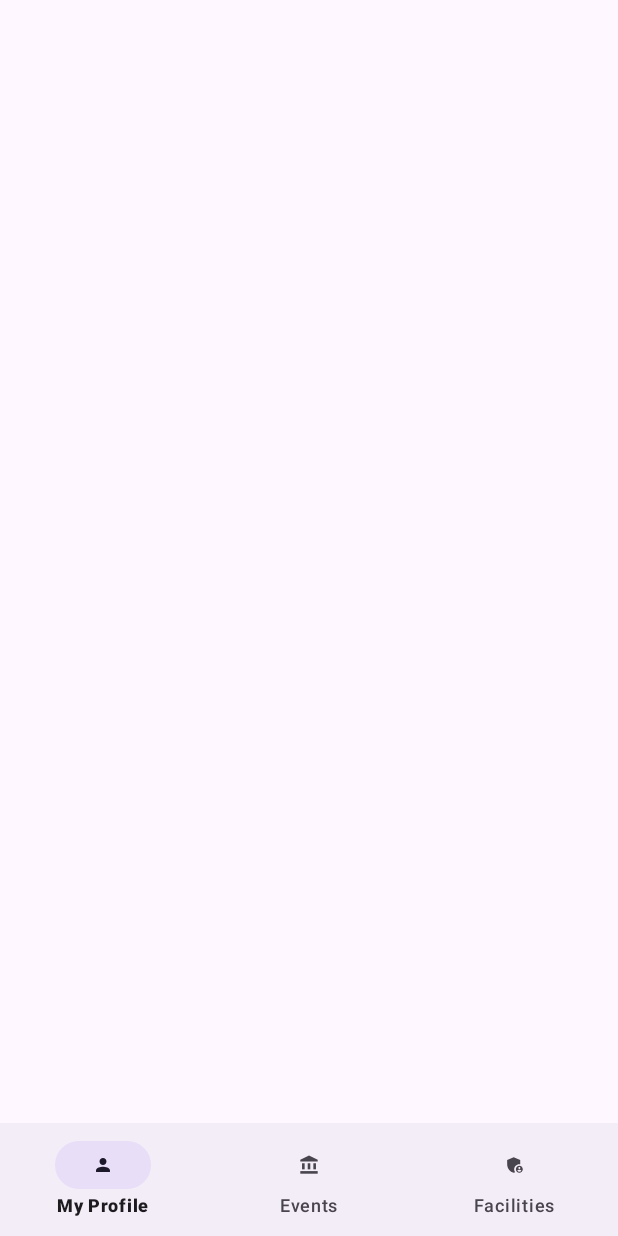
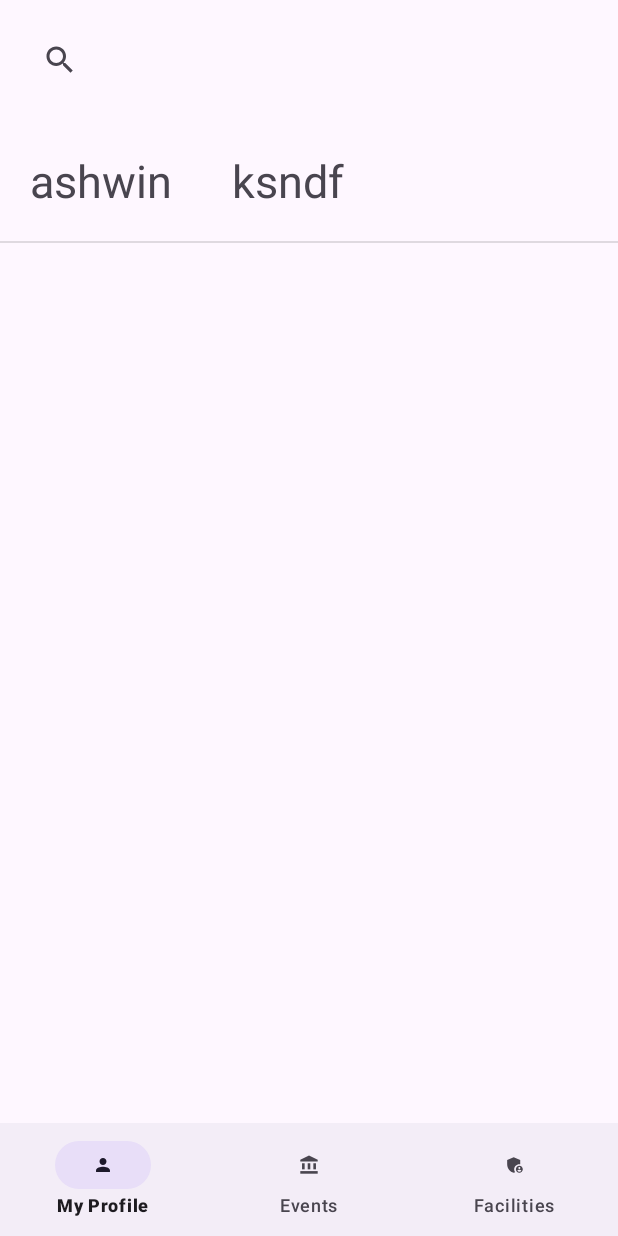
Before and after one commit to CMPUT301F24jigsaw/jigsaw-EventHub, an Android app: the AdminHomePage screen opened directly, with no data from a screen before it, on a phone screen of 412 x 824 dp. Run offline under Robolectric (Android 15) with nearby library versions, the phone set to English and light mode, and no system bars.

Commit message:
Updated Profiles

```diff
--- a/app/src/main/AndroidManifest.xml
+++ b/app/src/main/AndroidManifest.xml
@@ -27,6 +27,10 @@
         <activity android:name=".AdminHomePage">
 
         </activity>
+
+        <activity android:name=".ProfilesFragment">
+
+        </activity>
     </application>
 
 </manifest>
--- a/app/src/main/java/com/example/eventhub_jigsaw/AdminHomePage.java
+++ b/app/src/main/java/com/example/eventhub_jigsaw/AdminHomePage.java
@@ -1,12 +1,15 @@
 package com.example.eventhub_jigsaw;
 
+import android.os.Bundle;
 import android.content.Intent;
-import android.os.Bundle;
 import android.view.MenuItem;
 
 import androidx.annotation.NonNull;
 import androidx.annotation.Nullable;
 import androidx.appcompat.app.AppCompatActivity;
+import androidx.fragment.app.Fragment;
+import androidx.fragment.app.FragmentManager;
+import androidx.fragment.app.FragmentTransaction;
 
 import com.google.android.material.bottomnavigation.BottomNavigationView;
 
@@ -21,23 +24,31 @@ public class AdminHomePage extends AppCompatActivity {
 
         bottomNavigationView = findViewById(R.id.bottomNavView);
 
+        // Set the default fragment to display
+        loadFragment(new ProfilesFragment());
+
         bottomNavigationView.setOnItemSelectedListener(item -> {
-            Intent intent;
+            Fragment fragment = null;
             if (item.getItemId() == R.id.profile) {
-                intent = new Intent(this, AdminSignIn.class);
-                startActivity(intent);
-                return true;
+                fragment = new ProfilesFragment();
             } else if (item.getItemId() == R.id.events) {
-                intent = new Intent(this, AdminSignIn.class);
-                startActivity(intent);
-                return true;
+                fragment = new ProfilesFragment(); // Create this fragment
             } else if (item.getItemId() == R.id.facilities) {
-                intent = new Intent(this, AdminSignIn.class);
-                startActivity(intent);
+                fragment = new ProfilesFragment(); // Create this fragment
+            }
+
+            if (fragment != null) {
+                loadFragment(fragment);
                 return true;
             }
             return false;
         });
+    }
 
+    private void loadFragment(Fragment fragment) {
+        FragmentManager fragmentManager = getSupportFragmentManager();
+        FragmentTransaction fragmentTransaction = fragmentManager.beginTransaction();
+        fragmentTransaction.replace(R.id.flFragment, fragment);
+        fragmentTransaction.commit();
     }
 }
--- /dev/null
+++ b/app/src/main/java/com/example/eventhub_jigsaw/ProfileArrayAdapter.java
@@ -0,0 +1,39 @@
+package com.example.eventhub_jigsaw;
+
+import android.content.Context;
+import android.view.LayoutInflater;
+import android.view.View;
+import android.view.ViewGroup;
+import android.widget.ArrayAdapter;
+import android.widget.TextView;
+
+import androidx.annotation.NonNull;
+import androidx.annotation.Nullable;
+
+import java.util.ArrayList;
+
+public class ProfileArrayAdapter extends ArrayAdapter<Profiles> {
+
+    public ProfileArrayAdapter(Context context, ArrayList<Profiles> cities) {
+        super(context, 0, cities);
+    }
+
+    @NonNull
+    @Override
+    public View getView(int position, @Nullable View convertView, @NonNull ViewGroup parent) {
+        View view = (convertView == null) ?
+                LayoutInflater.from(getContext()).inflate(R.layout.profiles_content, parent, false) :
+                convertView;
+
+        Profiles profiles = getItem(position);
+        TextView Uname = view.findViewById(R.id.username_profile_text);
+        TextView EmailU = view.findViewById(R.id.email_profiles_text);
+
+        if (profiles != null) {
+            Uname.setText(profiles.getUsername());
+            EmailU.setText(profiles.getEmail());
+        }
+
+        return view;
+    }
+}
--- /dev/null
+++ b/app/src/main/java/com/example/eventhub_jigsaw/Profiles.java
@@ -0,0 +1,27 @@
+package com.example.eventhub_jigsaw;
+
+public class Profiles {
+    private String username;
+    private String email;
+
+    public Profiles(String username, String email) {
+        this.username = username;
+        this.email = email;
+    }
+
+    public String getUsername() {
+        return username;
+    }
+
+    public void setUsername(String username) {
+        this.username = username;
+    }
+
+    public String getEmail() {
+        return email;
+    }
+
+    public void setEmail(String email) {
+        this.email = email;
+    }
+}
--- /dev/null
+++ b/app/src/main/java/com/example/eventhub_jigsaw/ProfilesFragment.java
@@ -0,0 +1,40 @@
+package com.example.eventhub_jigsaw;
+
+import android.os.Bundle;
+import android.view.LayoutInflater;
+import android.view.View;
+import android.view.ViewGroup;
+import android.widget.ListView;
+
+import androidx.annotation.NonNull;
+import androidx.annotation.Nullable;
+import androidx.fragment.app.Fragment;
+
+import java.util.ArrayList;
+
+public class ProfilesFragment extends Fragment {
+
+    private ArrayList<Profiles> dataList;
+    private ListView profileList;
+    private ProfileArrayAdapter profileAdapter;
+
+    @Nullable
+    @Override
+    public View onCreateView(@NonNull LayoutInflater inflater, @Nullable ViewGroup container, @Nullable Bundle savedInstanceState) {
+        View view = inflater.inflate(R.layout.profiles_page, container, false);
+
+        String[] usernames = {"ashwin"};
+        String[] emails = {"ksndf"};
+
+        dataList = new ArrayList<>();
+        for (int i = 0; i < usernames.length; i++) {
+            dataList.add(new Profiles(usernames[i], emails[i]));
+        }
+
+        profileList = view.findViewById(R.id.profile_list);
+        profileAdapter = new ProfileArrayAdapter(getContext(), dataList);
+        profileList.setAdapter(profileAdapter);
+
+        return view;
+    }
+}
--- /dev/null
+++ b/app/src/main/res/layout/profiles_content.xml
@@ -0,0 +1,21 @@
+<LinearLayout
+    xmlns:android="http://schemas.android.com/apk/res/android"
+    android:layout_width="match_parent"
+    android:layout_height="wrap_content"
+    android:orientation="horizontal">
+    <TextView
+        android:id="@+id/username_profile_text"
+        android:layout_width="wrap_content"
+        android:layout_height="wrap_content"
+        android:padding="20dp"
+        android:textSize="30sp"
+        android:text="Username" />
+    <TextView
+        android:id="@+id/email_profiles_text"
+        android:layout_width="wrap_content"
+        android:layout_height="wrap_content"
+        android:padding="20dp"
+        android:textSize="30sp"
+        android:text="Email" />
+
+</LinearLayout>
--- /dev/null
+++ b/app/src/main/res/layout/profiles_page.xml
@@ -0,0 +1,23 @@
+<?xml version="1.0" encoding="utf-8"?>
+<LinearLayout xmlns:android="http://schemas.android.com/apk/res/android"
+    android:layout_width="match_parent"
+    android:layout_height="match_parent"
+    xmlns:app="http://schemas.android.com/apk/res-auto"
+    android:orientation="vertical">
+
+    <androidx.appcompat.widget.SearchView
+        android:id="@+id/SearchBar"
+        android:layout_width="match_parent"
+        android:layout_height="wrap_content"
+        android:layout_margin="16dp"
+        android:queryHint="Search"
+        app:layout_constraintEnd_toEndOf="parent"
+        app:layout_constraintStart_toStartOf="parent"
+        app:layout_constraintTop_toTopOf="parent" />
+
+    <!-- ListView for displaying profile information -->
+    <ListView
+        android:id="@+id/profile_list"
+        android:layout_width="match_parent"
+        android:layout_height="match_parent" />
+</LinearLayout>
```
